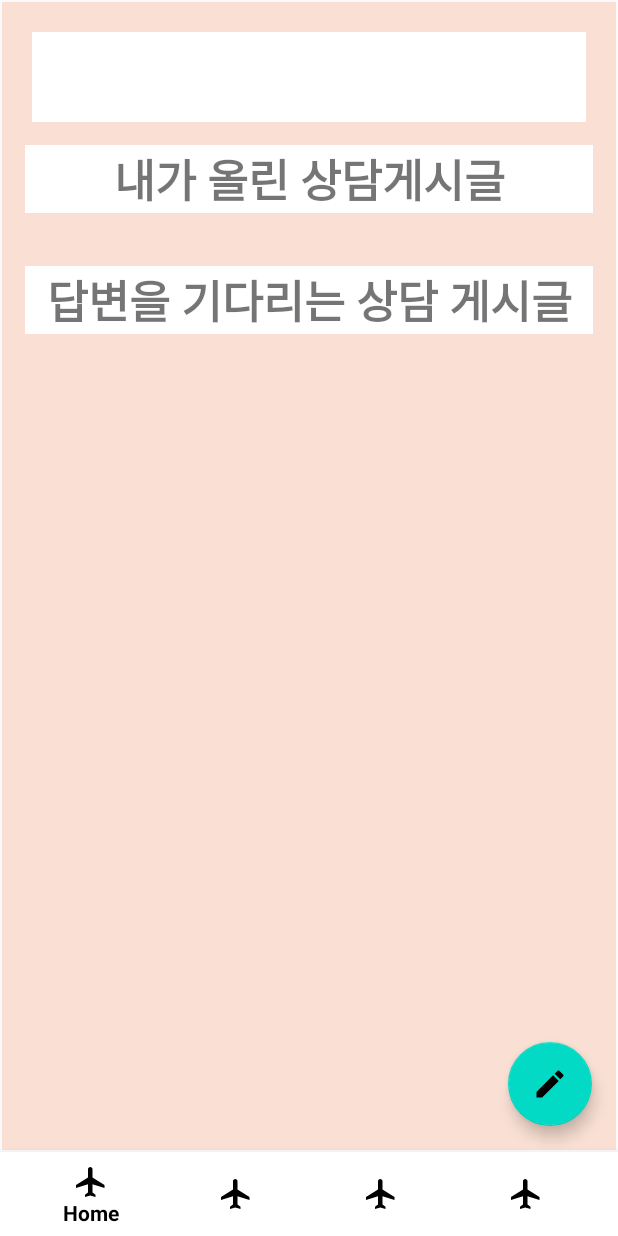
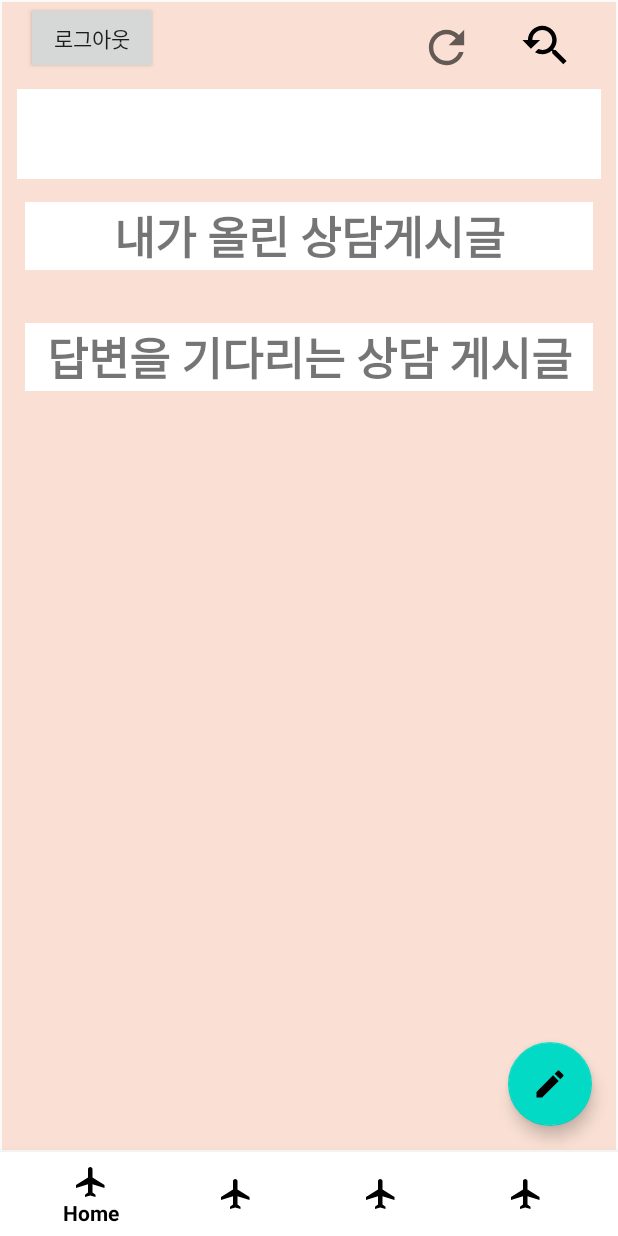
Before and after one commit to yangseongyeal2/Toeilet-Bowl, an Android app: the screen it shows after launch once a user with an empty profile is signed in (MainActivity), on a phone screen of 412 x 824 dp. Run offline under Robolectric (Android 15) with nearby library versions, the phone set to English and light mode, and no system bars; our stand-ins replace Firebase (no records; nobody signed in at launch, a user with empty details on screens opened directly); libraries missing offline, so code that uses them is left out: com.facebook, com.facebook.appevents, com.facebook.login; plain views replace FloatingActionButton; 7 statements that could not run were skipped.

```diff
--- a/app/src/main/java/com/example/toilet_bowl/Board/DetailActivity.java
+++ b/app/src/main/java/com/example/toilet_bowl/Board/DetailActivity.java
@@ -118,7 +118,10 @@ public class DetailActivity extends AppCompatActivity implements OnItemClick {
             documentReference = mStore.collection("Board").document(mDocumentId);
         }
         constraintLayout = new ConstraintLayout(this);
+
+
         //
+
         setContentView(R.layout.activity_detail);
         mTitle = findViewById(R.id.detail_title);
         mContent = findViewById(R.id.detail_content);
--- a/app/src/main/java/com/example/toilet_bowl/Board/SerchActivity.java
+++ b/app/src/main/java/com/example/toilet_bowl/Board/SerchActivity.java
@@ -9,6 +9,7 @@ import android.content.Intent;
 import android.os.Bundle;
 import android.view.View;
 import android.util.Log;
+import android.view.inputmethod.InputMethodManager;
 import android.widget.Toast;
 
 import com.example.toilet_bowl.Adapter.BoardAdapter;
@@ -52,6 +53,10 @@ public class SerchActivity extends AppCompatActivity implements OnItemClick {
             public void onClick(View v) {
                 String content=mTextInputEditText.getText().toString();
                 retriveSerch(content);
+                mTextInputEditText.setText("");
+                InputMethodManager imm = (InputMethodManager) getSystemService(INPUT_METHOD_SERVICE);
+                assert imm != null;
+                imm.hideSoftInputFromWindow(mTextInputEditText.getWindowToken(), 0);
             }
         });
 
--- a/app/src/main/java/com/example/toilet_bowl/Main/Fragment/Home.java
+++ b/app/src/main/java/com/example/toilet_bowl/Main/Fragment/Home.java
@@ -12,6 +12,7 @@ import android.widget.TextView;
 import androidx.annotation.NonNull;
 import androidx.annotation.Nullable;
 import androidx.fragment.app.Fragment;
+import androidx.fragment.app.FragmentManager;
 import androidx.fragment.app.FragmentTransaction;
 import androidx.recyclerview.widget.RecyclerView;
 import androidx.swiperefreshlayout.widget.SwipeRefreshLayout;
@@ -19,6 +20,8 @@ import androidx.swiperefreshlayout.widget.SwipeRefreshLayout;
 import com.example.toilet_bowl.Adapter.HomeAdapter;
 import com.example.toilet_bowl.Adapter.HomeAdapter2;
 import com.example.toilet_bowl.Board.DetailActivity;
+import com.example.toilet_bowl.Board.SerchActivity;
+import com.example.toilet_bowl.Login.LoginActivity;
 import com.example.toilet_bowl.R;
 import com.example.toilet_bowl.model.BoardInfo;
 import com.example.toilet_bowl.model.FirebaseUserModel;
@@ -53,6 +56,7 @@ public class Home extends Fragment {
     private TextView mNicknmae_Level;
 
 
+
     private final FirebaseUser firebaseUser= FirebaseAuth.getInstance().getCurrentUser();
     @Nullable
     @Override
@@ -78,15 +82,15 @@ public class Home extends Fragment {
                 transaction.commit();
             }
         });
-        swipeRefreshLayout=view.findViewById(R.id.item_home_refresh1);//새로고침기능
-        swipeRefreshLayout.setOnRefreshListener(new SwipeRefreshLayout.OnRefreshListener() {
-            @Override
-            public void onRefresh() {
-                retreive_mypost();
-                retreive_waittingreply();
-                swipeRefreshLayout.setRefreshing(false);
-            }
-        });
+//        swipeRefreshLayout=view.findViewById(R.id.item_home_refresh1);//새로고침기능 이게 필요할까 ??
+//        swipeRefreshLayout.setOnRefreshListener(new SwipeRefreshLayout.OnRefreshListener() {
+//            @Override
+//            public void onRefresh() {
+//                retreive_mypost();
+//                retreive_waittingreply();
+//                swipeRefreshLayout.setRefreshing(false);
+//            }
+//        });
         mNicknmae_Level=view.findViewById(R.id.home_userNickName_level);
         mStore.collection("users").document(mFirebaseUser.getUid()).get().addOnSuccessListener(new OnSuccessListener<DocumentSnapshot>() {
             @Override
@@ -98,10 +102,37 @@ public class Home extends Fragment {
             }
         });
 
-
+        view.findViewById(R.id.home_logout).setOnClickListener(new View.OnClickListener() {//로그아웃기능
+            @Override
+            public void onClick(View v) {
+                signOut();
+            }
+        });
+        view.findViewById(R.id.home_refresh).setOnClickListener(new View.OnClickListener() {
+            @Override
+            public void onClick(View v) {
+                retreive_mypost();
+                retreive_waittingreply();
+            }
+        });
+        view.findViewById(R.id.home_serch).setOnClickListener(new View.OnClickListener() {
+            @Override
+            public void onClick(View v) {
+                Intent intent=new Intent(getActivity(), SerchActivity.class);
+                startActivity(intent);
+            }
+        });
 
 
         return view;
+    }
+    private void signOut() {
+        FirebaseAuth.getInstance().signOut();
+        startActivity(new Intent(getActivity(), LoginActivity.class));
+        FragmentManager fragmentManager = getActivity().getSupportFragmentManager();
+        fragmentManager.beginTransaction().remove(Home.this).commit();
+        fragmentManager.popBackStack();
+
     }
 
     private void retreive_mypost(){
--- /dev/null
+++ b/app/src/main/res/drawable/ic_refresh_35dp.xml
@@ -0,0 +1,5 @@
+<vector android:height="35dp" android:tint="?attr/colorControlNormal"
+    android:viewportHeight="24" android:viewportWidth="24"
+    android:width="35dp" xmlns:android="http://schemas.android.com/apk/res/android">
+    <path android:fillColor="@android:color/white" android:pathData="M17.65,6.35C16.2,4.9 14.21,4 12,4c-4.42,0 -7.99,3.58 -7.99,8s3.57,8 7.99,8c3.73,0 6.84,-2.55 7.73,-6h-2.08c-0.82,2.33 -3.04,4 -5.65,4 -3.31,0 -6,-2.69 -6,-6s2.69,-6 6,-6c1.66,0 3.14,0.69 4.22,1.78L13,11h7V4l-2.35,2.35z"/>
+</vector>
--- a/app/src/main/res/layout/board.xml
+++ b/app/src/main/res/layout/board.xml
@@ -57,11 +57,12 @@
 
     <Button
         android:id="@+id/Board_logoutBtn"
-        android:layout_width="78dp"
-        android:layout_height="37dp"
+        android:layout_width="0dp"
+        android:layout_height="wrap_content"
         android:layout_marginStart="16dp"
         android:layout_marginTop="16dp"
         android:text="@string/로그아웃"
+        app:layout_constraintEnd_toStartOf="@+id/Board_profileURL"
         app:layout_constraintStart_toStartOf="parent"
         app:layout_constraintTop_toTopOf="parent" />
 
--- a/app/src/main/res/layout/home.xml
+++ b/app/src/main/res/layout/home.xml
@@ -1,17 +1,19 @@
 <?xml version="1.0" encoding="utf-8"?>
 
-<androidx.swiperefreshlayout.widget.SwipeRefreshLayout xmlns:android="http://schemas.android.com/apk/res/android"
-    xmlns:app="http://schemas.android.com/apk/res-auto"
-    xmlns:tools="http://schemas.android.com/tools"
-    android:id="@+id/item_home_refresh1"
-    android:layout_width="match_parent"
-    android:layout_height="wrap_content"
-    android:background="@color/main_background">
+<!--<androidx.swiperefreshlayout.widget.SwipeRefreshLayout -->
+<!--    -->
+<!--    android:id="@+id/item_home_refresh1"-->
+<!--    android:layout_width="match_parent"-->
+<!--    android:layout_height="wrap_content"-->
+<!--    android:background="@color/main_background">-->
 
 <!--    <ScrollView-->
 <!--        android:layout_width="match_parent"-->
 <!--        android:layout_height="match_parent">-->
         <androidx.constraintlayout.widget.ConstraintLayout
+            xmlns:android="http://schemas.android.com/apk/res/android"
+            xmlns:app="http://schemas.android.com/apk/res-auto"
+            xmlns:tools="http://schemas.android.com/tools"
             android:layout_width="match_parent"
             android:layout_height="match_parent"
             android:background="@color/main_background">
@@ -25,21 +27,56 @@
 
                 <androidx.constraintlayout.widget.ConstraintLayout
                     android:layout_width="match_parent"
-                    android:layout_height="match_parent">
+                    android:layout_height="wrap_content">
+
+                    <Button
+                        android:id="@+id/home_logout"
+                        android:layout_width="wrap_content"
+                        android:layout_height="wrap_content"
+                        android:layout_marginStart="16dp"
+                        app:layout_constraintStart_toStartOf="parent"
+                        app:layout_constraintTop_toTopOf="parent"
+                        android:text="@string/로그아웃"
+                        />
+
+
+                    <ImageView
+                        android:id="@+id/home_serch"
+                        android:layout_width="35dp"
+                        android:layout_height="35dp"
+                        android:layout_marginTop="10dp"
+
+                        android:layout_marginEnd="30dp"
+                        android:src="@drawable/ic_serch_24dp"
+                        app:layout_constraintBottom_toBottomOf="@+id/home_refresh"
+                        app:layout_constraintEnd_toEndOf="parent"
+                        app:layout_constraintTop_toTopOf="parent" />
+
+                    <ImageView
+                        android:id="@+id/home_refresh"
+                        android:layout_width="wrap_content"
+                        android:layout_height="wrap_content"
+                        android:layout_marginTop="10dp"
+                        android:layout_marginEnd="30dp"
+                        android:src="@drawable/ic_refresh_35dp"
+                        app:layout_constraintBottom_toBottomOf="@+id/home_logout"
+                        app:layout_constraintEnd_toStartOf="@+id/home_serch"
+                        app:layout_constraintTop_toTopOf="parent"
+                        app:layout_constraintVertical_bias="1.0" />
 
                     <TextView
                         android:id="@+id/home_userNickName_level"
                         android:layout_width="match_parent"
                         android:layout_height="60dp"
-                        android:layout_margin="20dp"
+                        android:layout_margin="10dp"
                         android:background="@color/colorWhite"
+                        android:paddingTop="10dp"
+                        android:text="양성열 LEVEL2"
+                        android:textAlignment="center"
+                        android:textSize="20sp"
                         app:layout_constraintEnd_toEndOf="parent"
                         app:layout_constraintStart_toStartOf="parent"
-                        app:layout_constraintTop_toTopOf="parent"
-                        android:textSize="20sp"
-                        android:textAlignment="center"
-                        android:text="양성열 LEVEL2"
-                        android:paddingTop="10dp"/>
+                        app:layout_constraintTop_toBottomOf="@+id/home_logout" />
 
                     <TextView
                         android:id="@+id/home_mypost_TextView"
@@ -57,6 +94,7 @@
                         app:layout_constraintStart_toStartOf="parent"
                         app:layout_constraintTop_toBottomOf="@+id/home_userNickName_level" />
 
+
                         <androidx.recyclerview.widget.RecyclerView
                             android:id="@+id/home_mypost_RecyclerView"
                             android:layout_width="match_parent"
@@ -66,6 +104,8 @@
                             app:layout_constraintEnd_toEndOf="parent"
                             app:layout_constraintStart_toStartOf="parent"
                             app:layout_constraintTop_toBottomOf="@+id/home_mypost_TextView" />
+
+
 
                     <TextView
                         android:id="@+id/home_waittingRequest_TextView"
@@ -109,4 +149,4 @@
         </androidx.constraintlayout.widget.ConstraintLayout>
 <!--    </ScrollView>-->
 
-</androidx.swiperefreshlayout.widget.SwipeRefreshLayout>
+<!--</androidx.swiperefreshlayout.widget.SwipeRefreshLayout>-->
```
Also changed, not shown: app/src/main/AndroidManifest.xml (+3 -4 lines), app/src/main/res/layout/activity_detail.xml (+7 -1 lines). Lines whose indentation alone changed are shown as unchanged.
